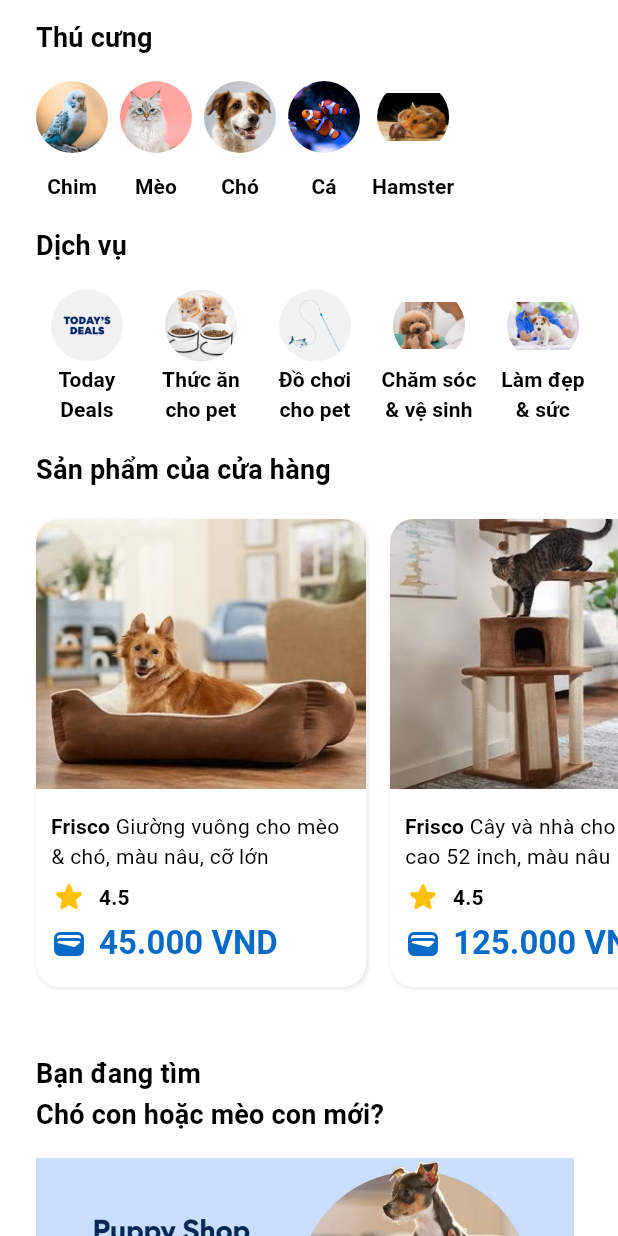
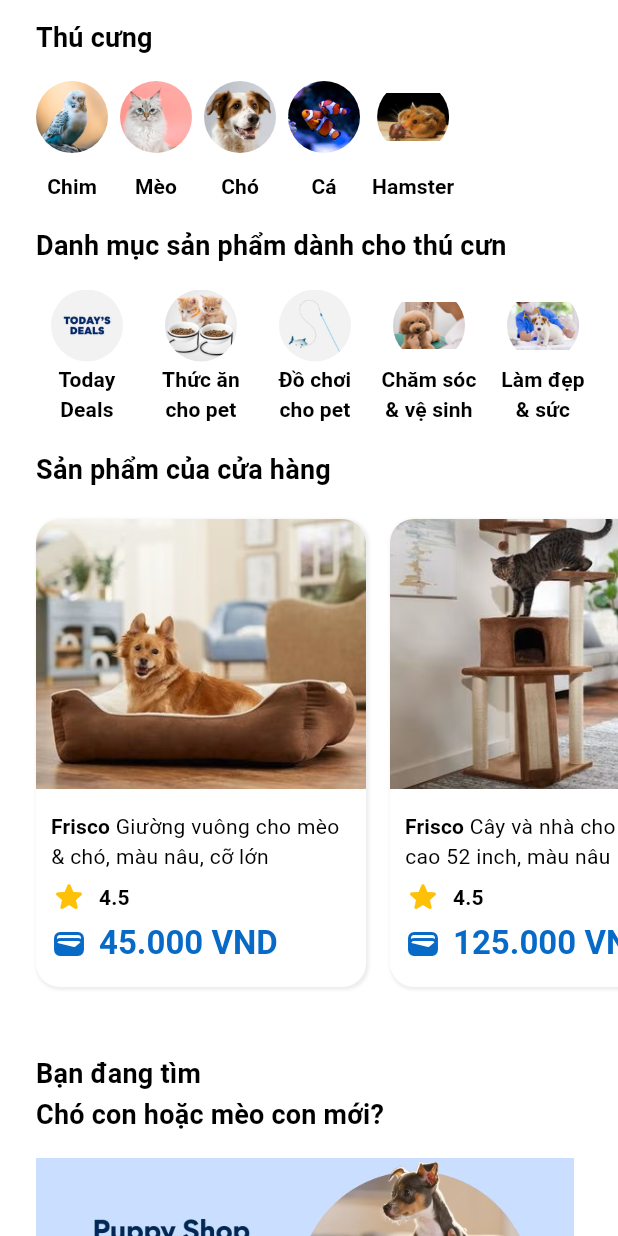
Before and after one commit to DuongQuocThang2k3/android-frontend-flutter, a Flutter app: the HomeScreen screen opened directly, scrolled down 576 dp, on a phone screen of 412 x 824 dp. Run offline on Flutter 3.47's test engine with Material 3 defaults, Android fonts, the phone set to English and light mode, and no system bars; our stand-ins replace carousel_slider, flutter_dotenv, jwt_decoder, shared_preferences, youtube_player_flutter; accounts and stored records are empty.

Commit message:
update widget

```diff
--- a/lib/screens/widget/category_widget.dart
+++ b/lib/screens/widget/category_widget.dart
@@ -12,7 +12,7 @@ class CategoryWidget extends StatelessWidget {
         Padding(
           padding: const EdgeInsets.symmetric(vertical: 16, horizontal: 24),
           child: Text(
-            "Dịch vụ",
+            "Danh mục sản phẩm dành cho thú cưn",
             style: Theme.of(context).textTheme.titleMedium,
           ),
         ),
```
